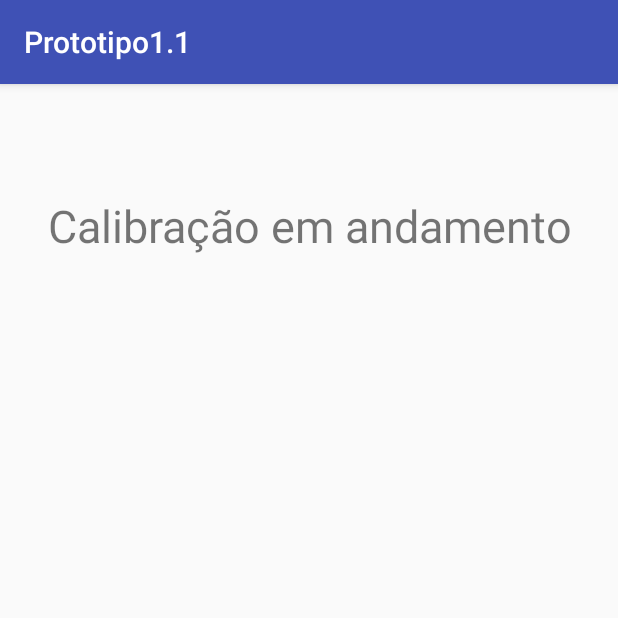
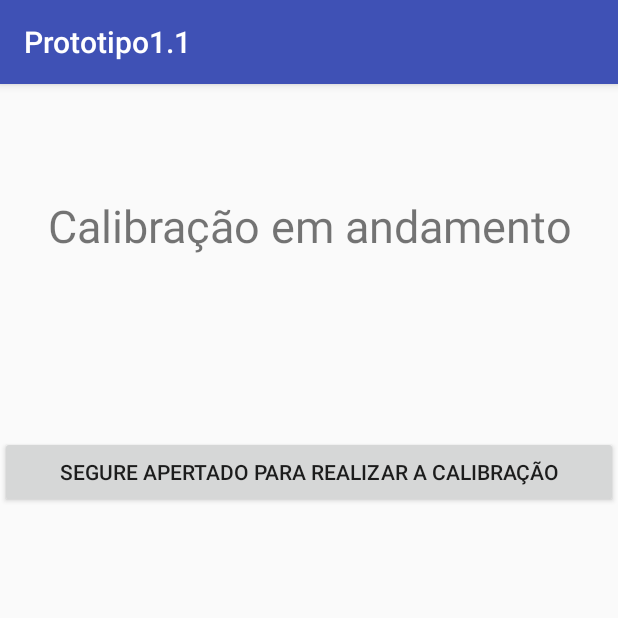
Before and after one commit to Brunozimpel/Como-voc-escuta-, an Android app: the CalibracaoActivity screen opened directly, with no data from a screen before it, on a phone screen of 412 x 824 dp, the top half of it. Run offline under Robolectric (Android 15) with nearby library versions, the phone set to English and light mode, and no system bars.

Commit message:
Autalizacao1.6 -- botao pra iniciar o microfone nao funciona

```diff
--- a/app/src/main/java/com/example/bruno/prototipo11/CalibracaoActivity.java
+++ b/app/src/main/java/com/example/bruno/prototipo11/CalibracaoActivity.java
@@ -1,4 +1,5 @@
 package com.example.bruno.prototipo11;
+
 
 import android.content.Intent;
 import android.media.AudioFormat;
@@ -10,7 +11,7 @@ import android.os.Handler;
 import android.support.annotation.Nullable;
 import android.support.v7.app.AppCompatActivity;
 import android.util.Log;
-
+import android.view.View;
 
 import java.io.IOException;
 
@@ -25,7 +26,7 @@ public class CalibracaoActivity extends AppCompatActivity {
     private static String mFileName = null;
     private MediaRecorder mRecorder = null;
 
-    private final int duration = 1; // seconds
+    private final int duration = 3; // seconds
     private final int sampleRate = 8000;
     private final int numSamples = duration * sampleRate;
     private final double sample[] = new double[numSamples];
@@ -66,6 +67,7 @@ public class CalibracaoActivity extends AppCompatActivity {
         mRecorder = null;
     }
 
+
     public double getAmplitude() {
         if (mRecorder != null) {
             return (mRecorder.getMaxAmplitude() / 2700.0);
@@ -87,6 +89,7 @@ public class CalibracaoActivity extends AppCompatActivity {
     protected void onCreate(@Nullable Bundle savedInstanceState) {
         super.onCreate(savedInstanceState);
         setContentView(R.layout.activity_calibracao);
+
 
         Intent intent;
         if(resultado()==1){
--- a/app/src/main/res/layout/activity_calibracao.xml
+++ b/app/src/main/res/layout/activity_calibracao.xml
@@ -13,5 +13,15 @@
         android:gravity="center"
         android:textSize="30sp"/>
 
+    <Button
+        android:layout_width="fill_parent"
+        android:layout_height="wrap_content"
+        android:text="@string/button_3"
+        android:id="@+id/button3"
+        android:layout_gravity="center_horizontal"
+        android:layout_marginTop="120dp"
+        android:gravity="center"
+        android:onClick="OnRecord"/>
+
 
 </LinearLayout>
--- a/app/src/main/res/values/strings.xml
+++ b/app/src/main/res/values/strings.xml
@@ -7,5 +7,6 @@
     <string name="precalibracao">Aproxime o seu fone de ouvido do microfone do seu celular</string>
     <string name="lb_iniciar">INICIAR</string>
     <string name="fim1">O seu fone não está apto à realizar o teste, tente novamente com outro fone.</string>
+    <string name="button_3">Segure apertado para realizar a calibração</string>
 
 </resources>
```
